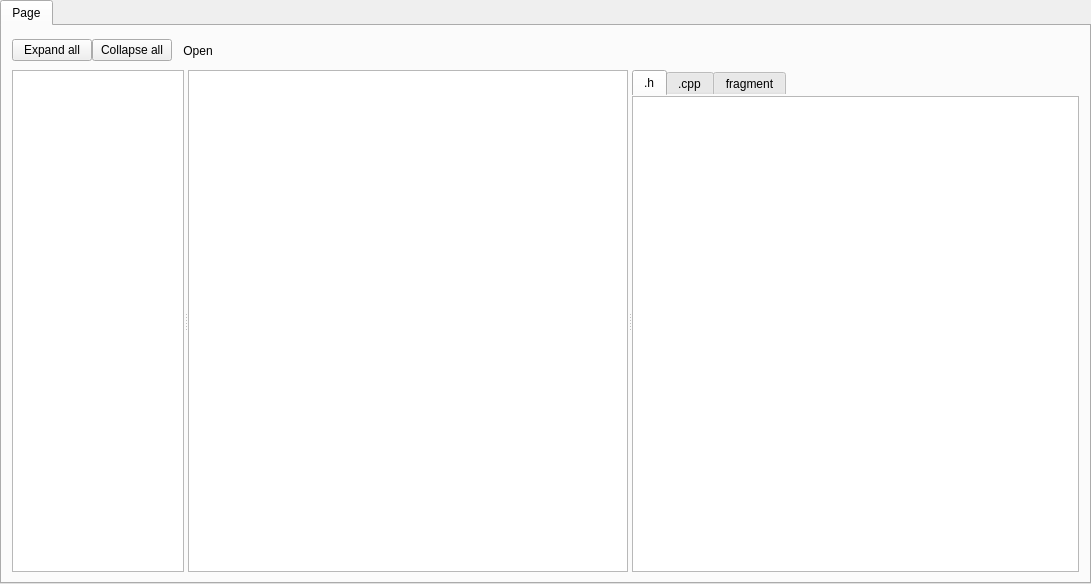
This is tabwidget.ui in deadreact/gbp-parser as Qt 5 draws it before an edit. The edited form follows.
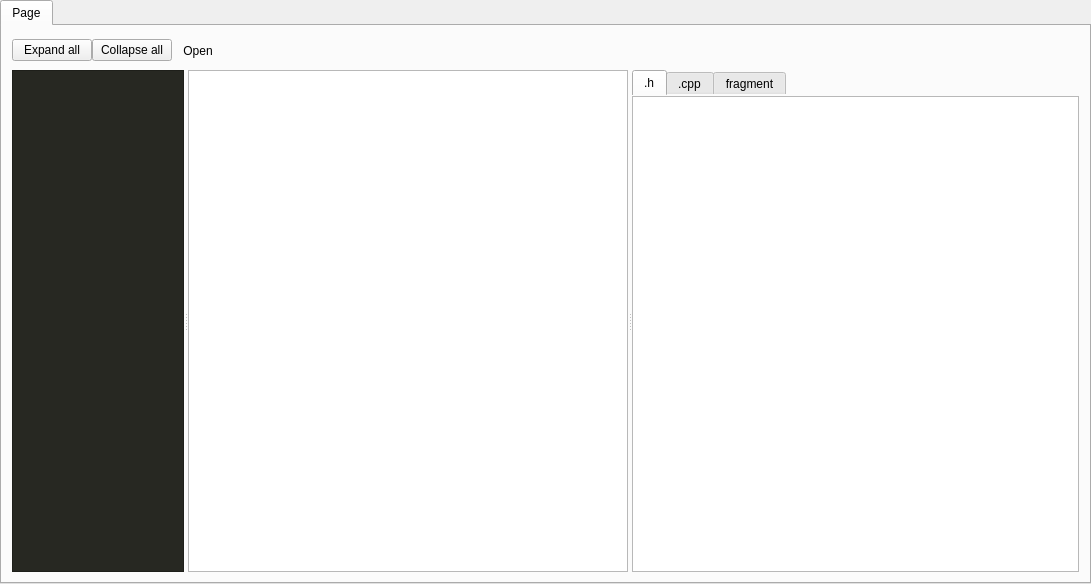
This is the edited form. Icons and pictures are not drawn. Custom widgets are drawn as their Qt base class.

Diff of the .ui file:
```diff
--- a/tabwidget.ui
+++ b/tabwidget.ui
@@ -98,6 +98,13 @@
        <enum>Qt::Horizontal</enum>
       </property>
       <widget class="TreeView" name="treeView">
+       <property name="styleSheet">
+        <string notr="true">QAbstractItemView {
+    background-color: #272822;
+	alternate-background-color: #2a2b25;
+    color: #fafafa;
+}</string>
+       </property>
        <property name="sizeAdjustPolicy">
         <enum>QAbstractScrollArea::AdjustToContents</enum>
        </property>
```
